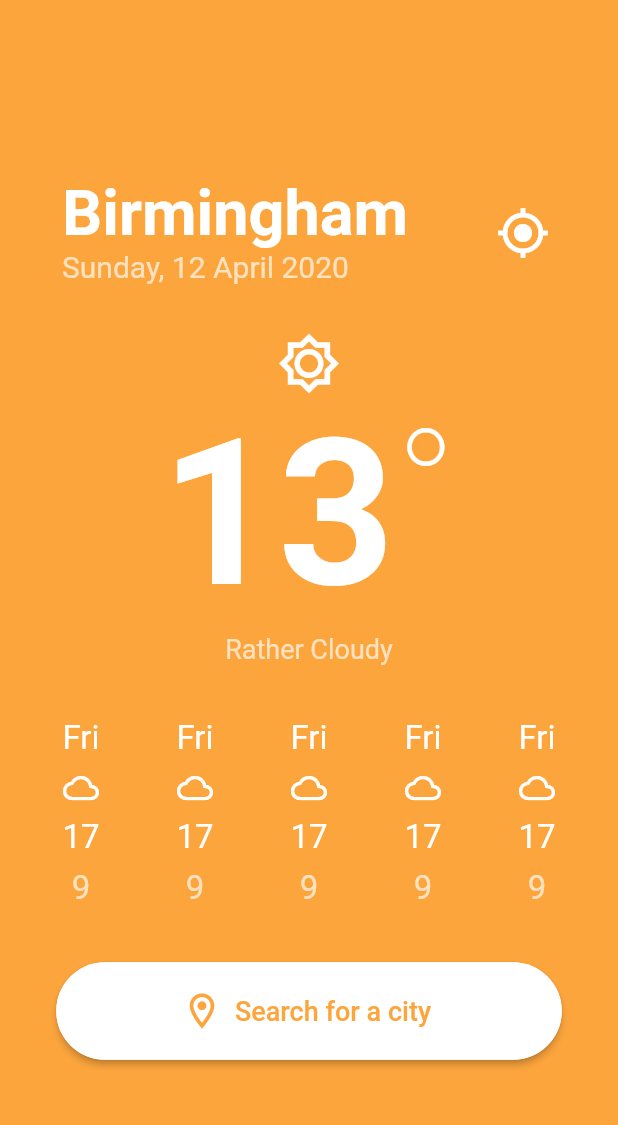
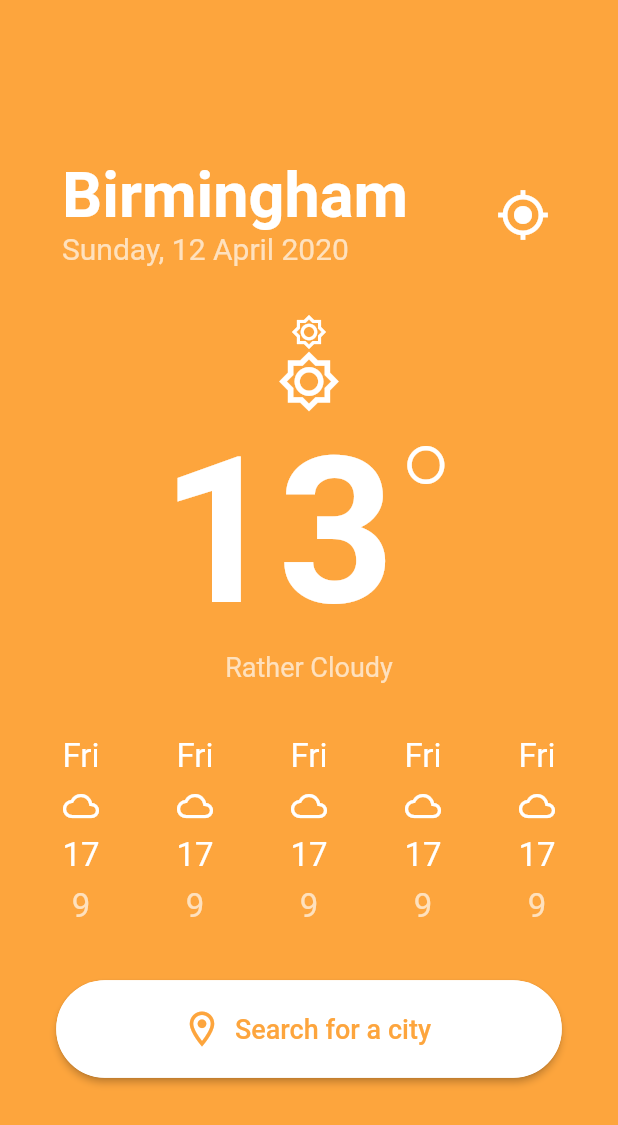
Before and after one commit to az4726/Caelum-Flutter-App, a Flutter app: the DisplayWeather screen opened directly, on a phone screen of 412 x 824 dp. Shown: the top 1125 px of the screen. Run offline on Flutter 3.47's test engine with Material 2 defaults, Android fonts, the phone set to English and light mode, and no system bars; our stand-ins replace date_format, flutter_spinkit, geolocator, outline_material_icons.

```diff
--- a/caelum/lib/main.dart
+++ b/caelum/lib/main.dart
@@ -1,5 +1,6 @@
 import 'package:flutter/material.dart';
 import 'package:caelum/screens/load_weather.dart';
+import 'package:caelum/services/location.dart';
 
 import 'package:caelum/screens/di.dart';
 
@@ -10,7 +11,8 @@ class MyApp extends StatelessWidget {
   Widget build(BuildContext context) {
     return MaterialApp(
       theme: ThemeData.dark(),
-      home: DisplayWeather(),
+      home: lo(),
+      //home: DisplayWeather(),
     );
   }
 }
--- a/caelum/lib/screens/di.dart
+++ b/caelum/lib/screens/di.dart
@@ -22,22 +22,42 @@ class _DisplayWeatherState extends State<DisplayWeather> {
     SystemChrome.setSystemUIOverlayStyle(
       SystemUiOverlayStyle(
         statusBarColor: Colors.transparent,
-        systemNavigationBarColor: Color(
-            0xFFFDA53D), //TODO: Change this to match Container's background
+        systemNavigationBarColor:
+            warm, //TODO: Change this to match Container's background
       ),
     );
   }
 
+  Color warm = Color(0xFFFDA53D);
+  Color cool = Color(0xFF38AECC);
+  Color neutral = Color(0xFFA5B1A7);
+  Color rain = Color(0xFF455561);
+  Color storm = Color(0xFF282937);
+  Color semiTransparent = Color(0xAAFFFFFF);
+
   static var date = new DateTime.now();
+
+  String cityName = 'Birmingham';
   String formattedDate = formatDate(date, [DD, ', ', d, ' ', MM, ' ', yyyy]);
+  //--------------------------//
+  Icon weatherIcon = Icon(OMIcons.brightness5);
+  String mainTemperature = '12';
+  String weatherDescription = 'Rather Cloudy';
+  //--------------------------//
+  String todayDay = formatDate(date, [D]);
+  //--------------------------//
+  String dayTwo = formatDate(date, [D]);
+  Icon weatherIconTwo = Icon(OMIcons.cloud);
+  String highTemperatureTwo = '19';
+  String lowTemperatureTwo = '8';
 
   @override
   Widget build(BuildContext context) {
     return Scaffold(
       body: Container(
         decoration: new BoxDecoration(
-            color: Color(
-                0xFFFDA53D)), //TODO: Dynamic background colour based on current weather
+            color:
+                warm), //TODO: Dynamic background colour based on current weather
         child: Column(
           mainAxisAlignment: MainAxisAlignment.center,
           children: <Widget>[
@@ -51,7 +71,7 @@ class _DisplayWeatherState extends State<DisplayWeather> {
                     children: <Widget>[
                       Text(
                         // TODO: Change to location variable
-                        'Birmingham',
+                        cityName,
                         style: TextStyle(
                           fontSize: 42,
                           color: Colors.white,
@@ -62,7 +82,7 @@ class _DisplayWeatherState extends State<DisplayWeather> {
                         formattedDate,
                         style: TextStyle(
                           fontSize: 20,
-                          color: Color(0xAAFFFFFF),
+                          color: semiTransparent,
                         ),
                       ),
                     ],
@@ -92,6 +112,7 @@ class _DisplayWeatherState extends State<DisplayWeather> {
                 children: <Widget>[
                   Column(
                     children: <Widget>[
+                      weatherIcon,
                       Icon(
                         // TODO: Add functionality to have dynamic icon
                         OMIcons.brightness5,
@@ -446,8 +467,8 @@ class _DisplayWeatherState extends State<DisplayWeather> {
                       //TODO: Add button functionality
                       onPressed: () {},
                       color: Colors.white,
-                      textColor: Color(
-                          0xFFFDA53D), //TODO: Replace with the background colour once dynamic colour is implemented
+                      textColor:
+                          warm, //TODO: Replace with the background colour once dynamic colour is implemented
                       label: Text(
                         "Search for a city",
                         style: TextStyle(fontSize: 18),
--- a/caelum/lib/screens/load_weather.dart
+++ b/caelum/lib/screens/load_weather.dart
@@ -1,4 +1,6 @@
 import 'package:flutter/material.dart';
+import 'package:flutter_spinkit/flutter_spinkit.dart';
+import 'package:caelum/services/weather.dart';
 
 class LoadWeather extends StatefulWidget {
   @override
@@ -12,9 +14,21 @@ class _LoadWeatherState extends State<LoadWeather> {
     super.initState();
   }
 
+  void getLocationData() async {
+    WeatherModel weather = WeatherModel();
+    var weatherData = await weather.getLocationWeather();
+    Navigator.push(context, MaterialPageRoute(builder: (context) {
+      return LocationScreen(weatherData);
+    }));
+  }
+
   @override
   Widget build(BuildContext context) {
     // TODO: implement build
-    return null;
+    return Scaffold(
+      body: Center(
+        child: SpinKitRing(color: Colors.grey),
+      ),
+    );
   }
 }
--- a/caelum/lib/services/location.dart
+++ b/caelum/lib/services/location.dart
@@ -12,6 +12,8 @@ class Location {
 
       latitude = position.latitude;
       longitude = position.longitude;
+
+      print(position);
     } catch (e) {
       print(e);
     }
--- a/caelum/pubspec.yaml
+++ b/caelum/pubspec.yaml
@@ -27,6 +27,7 @@ dependencies:
   geolocator: ^5.3.1
   date_format: ^1.0.8
   outline_material_icons: ^0.1.1
+  flutter_spinkit: ^4.1.2
 
 dev_dependencies:
   flutter_test:
```
Also changed, not shown: caelum/pubspec.lock.
